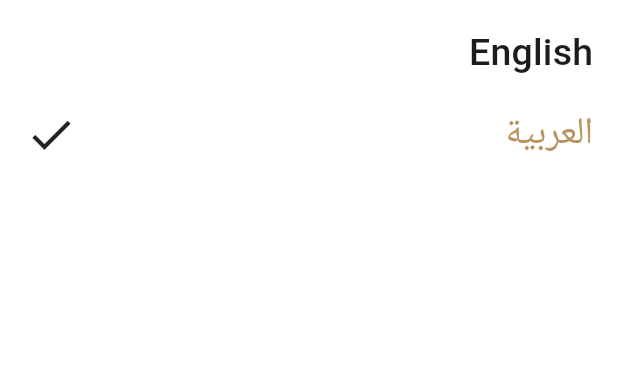
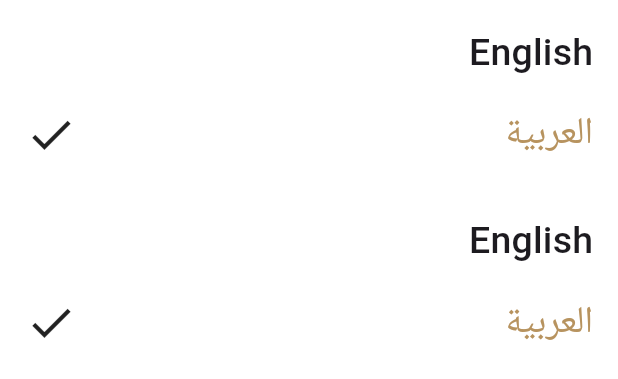
Before and after one commit to lediamassoud/islamy_app, a Flutter app: the LanguageBottomSheet widget shown alone on an empty page, opened directly, on a phone screen of 412 x 824 dp. Shown: the top 379 px of the screen. Run offline on Flutter 3.47's test engine with Material 3 defaults, Android fonts, the phone set to English and light mode, and no system bars; generated files the repository leaves out were written again.

Commit message:
add languages and using - statement management - provider

```diff
--- a/lib/settings/language_bottom_sheet.dart
+++ b/lib/settings/language_bottom_sheet.dart
@@ -43,7 +43,29 @@ class _LanguageBottomSheetState extends State<LanguageBottomSheet> {
           ),
 
           //design dark and light mode
+          SizedBox(
+            height: MediaQuery.of(context).size.height * 0.04,
+          ),
 
+          InkWell(
+            onTap: (){
+              languageProvider.changeTheLanguage("en");
+            },
+            child: languageProvider.language == "en"?
+            getSelectedItemWidget(AppLocalizations.of(context)!.english) :
+            getUnSelectedItemWidget(AppLocalizations.of(context)!.english),
+          ),
+          SizedBox(
+            height: MediaQuery.of(context).size.height * 0.02,
+          ),
+          InkWell(
+            onTap: (){
+              languageProvider.changeTheLanguage("ar");
+            },
+            child: languageProvider.language == "ar"?
+            getSelectedItemWidget(AppLocalizations.of(context)!.arabic) :
+            getUnSelectedItemWidget(AppLocalizations.of(context)!.arabic),
+          ),
         ],
       ),
     );
```
